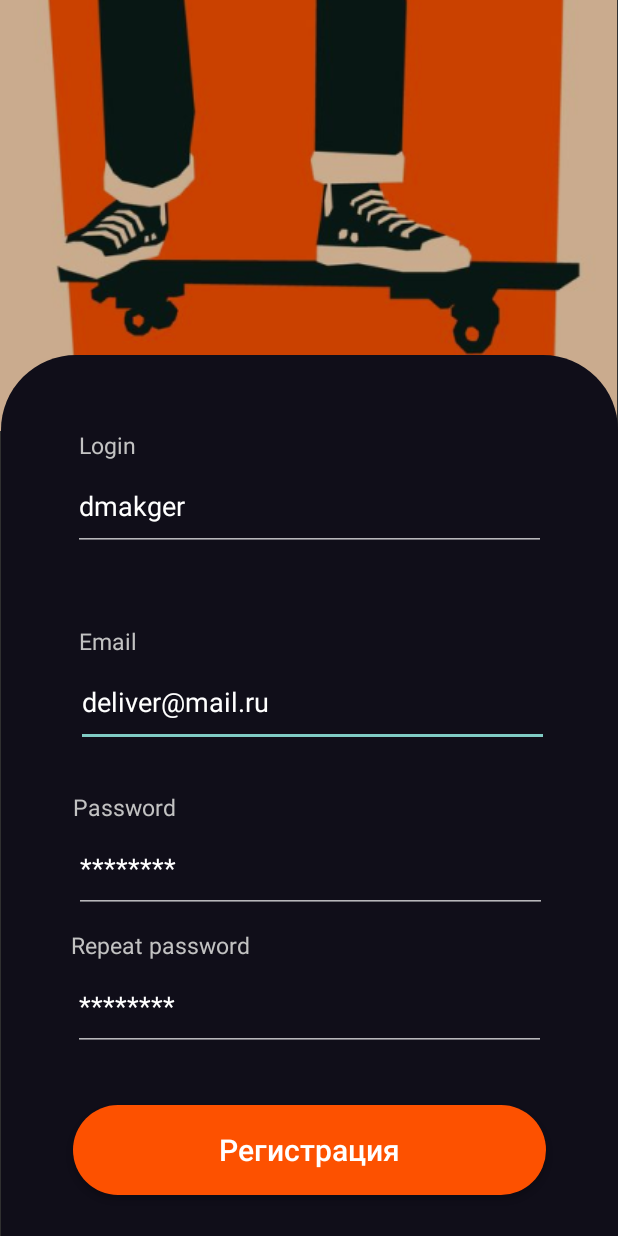
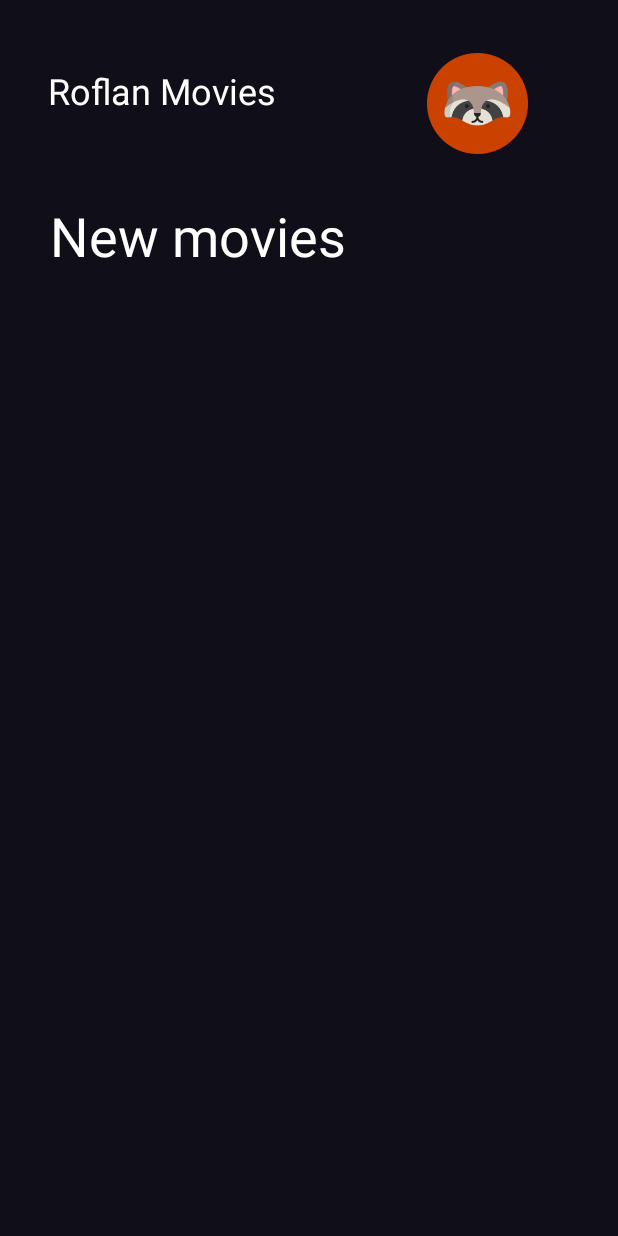
Before and after one commit to icefantik/RoflanMovies, an Android app: the MoviesActivity screen opened directly, with no data from a screen before it, on a phone screen of 412 x 824 dp. Run offline under Robolectric (Android 15) with nearby library versions, the phone set to English and light mode, and no system bars.

Commit message:
minor revisions

```diff
--- a/app/src/main/AndroidManifest.xml
+++ b/app/src/main/AndroidManifest.xml
@@ -18,8 +18,9 @@
                 <category android:name="android.intent.category.LAUNCHER" />
             </intent-filter>
         </activity>
-        <activity android:name=".SignInActivity" />
-        <activity android:name=".SignUpActivity" />
+        <activity android:name=".sign.in.SignInActivity" />
+        <activity android:name=".sign.up.SignUpActivity" />
+        <activity android:name=".MoviesActivity" />
     </application>
 
 </manifest>
--- a/app/src/main/java/com/example/roflanmovies/MainActivity.kt
+++ b/app/src/main/java/com/example/roflanmovies/MainActivity.kt
@@ -3,6 +3,8 @@
 import android.content.Intent
 import androidx.appcompat.app.AppCompatActivity
 import android.os.Bundle
+import com.example.roflanmovies.sign.`in`.SignInActivity
+import com.example.roflanmovies.sign.up.SignUpActivity
 
 class MainActivity : AppCompatActivity() {
     override fun onCreate(savedInstanceState: Bundle?) {
--- a/app/src/main/java/com/example/roflanmovies/SignUpActivity.kt
+++ b/app/src/main/java/com/example/roflanmovies/MoviesActivity.kt
@@ -3,9 +3,9 @@
 import android.os.Bundle
 import androidx.appcompat.app.AppCompatActivity
 
-class SignUpActivity : AppCompatActivity() {
+class MoviesActivity : AppCompatActivity() {
     override fun onCreate(savedInstanceState: Bundle?) {
         super.onCreate(savedInstanceState)
-        setContentView(R.layout.activity_sign_up_screen)
+        setContentView(R.layout.activity_movies_screen)
     }
 }
--- a/app/src/main/java/com/example/roflanmovies/SignInActivity.kt
+++ /dev/null
@@ -1,11 +0,0 @@
-package com.example.roflanmovies
-
-import android.os.Bundle
-import androidx.appcompat.app.AppCompatActivity
-
-class SignInActivity : AppCompatActivity() {
-    override fun onCreate(savedInstanceState: Bundle?) {
-        super.onCreate(savedInstanceState)
-        setContentView(R.layout.activity_sign_in_screen)
-    }
-}
--- /dev/null
+++ b/app/src/main/java/com/example/roflanmovies/sign/in/SignInActivity.kt
@@ -0,0 +1,20 @@
+package com.example.roflanmovies.sign.`in`
+
+import android.content.Intent
+import android.os.Bundle
+import android.view.View
+import androidx.appcompat.app.AppCompatActivity
+import com.example.roflanmovies.MoviesActivity
+import com.example.roflanmovies.R
+
+class SignInActivity : AppCompatActivity() {
+    override fun onCreate(savedInstanceState: Bundle?) {
+        super.onCreate(savedInstanceState)
+        setContentView(R.layout.activity_sign_in_screen)
+    }
+
+    fun onClickLogin(view: View) {
+        val intent = Intent(this@SignInActivity, MoviesActivity::class.java)
+        startActivity(intent)
+    }
+}
--- /dev/null
+++ b/app/src/main/java/com/example/roflanmovies/sign/up/SignUpActivity.kt
@@ -0,0 +1,20 @@
+package com.example.roflanmovies.sign.up
+
+import android.content.Intent
+import android.os.Bundle
+import android.view.View
+import androidx.appcompat.app.AppCompatActivity
+import com.example.roflanmovies.MoviesActivity
+import com.example.roflanmovies.R
+
+class SignUpActivity : AppCompatActivity() {
+    override fun onCreate(savedInstanceState: Bundle?) {
+        super.onCreate(savedInstanceState)
+        setContentView(R.layout.activity_sign_up_screen)
+    }
+
+    fun onClickReg(view: View) {
+        val intent = Intent(this@SignUpActivity, MoviesActivity::class.java)
+        startActivity(intent)
+    }
+}
--- /dev/null
+++ b/app/src/main/res/layout/activity_movies_screen.xml
@@ -0,0 +1,50 @@
+<?xml version="1.0" encoding="utf-8"?>
+<androidx.constraintlayout.widget.ConstraintLayout xmlns:android="http://schemas.android.com/apk/res/android"
+    xmlns:app="http://schemas.android.com/apk/res-auto"
+    xmlns:tools="http://schemas.android.com/tools"
+    android:layout_width="match_parent"
+    android:layout_height="match_parent"
+    android:background="#100E19">
+
+    <TextView
+        android:id="@+id/textView8"
+        android:layout_width="wrap_content"
+        android:layout_height="wrap_content"
+        android:layout_marginStart="33dp"
+        android:layout_marginTop="56dp"
+        android:text="New movies"
+        android:textColor="@color/white"
+        android:textSize="36dp"
+        app:layout_constraintEnd_toEndOf="parent"
+        app:layout_constraintHorizontal_bias="0.0"
+        app:layout_constraintStart_toStartOf="parent"
+        app:layout_constraintTop_toBottomOf="@+id/textView9" />
+
+    <TextView
+        android:id="@+id/textView9"
+        android:layout_width="wrap_content"
+        android:layout_height="wrap_content"
+        android:layout_marginStart="32dp"
+        android:layout_marginTop="44dp"
+        android:text="Roflan Movies"
+        android:textColor="@color/white"
+        android:textSize="24dp"
+        app:layout_constraintBottom_toTopOf="@+id/textView8"
+        app:layout_constraintStart_toStartOf="parent"
+        app:layout_constraintTop_toTopOf="parent"
+        app:layout_constraintVertical_bias="0.062" />
+
+    <ImageView
+        android:id="@+id/imageView3"
+        android:layout_width="75dp"
+        android:layout_height="67dp"
+        android:layout_marginTop="35dp"
+        android:layout_marginEnd="46dp"
+        app:layout_constraintEnd_toEndOf="parent"
+        app:layout_constraintHorizontal_bias="0.905"
+        app:layout_constraintStart_toEndOf="@+id/textView9"
+        app:layout_constraintTop_toTopOf="parent"
+        app:srcCompat="@drawable/logo" />
+
+
+</androidx.constraintlayout.widget.ConstraintLayout>
--- a/app/src/main/res/layout/activity_sign_up_screen.xml
+++ b/app/src/main/res/layout/activity_sign_up_screen.xml
@@ -12,8 +12,6 @@
         android:layout_marginBottom="-50dp"
         app:layout_constraintBottom_toTopOf="@+id/constraintLayout2"
         app:layout_constraintStart_toStartOf="parent"
-        app:layout_constraintTop_toTopOf="parent"
-        app:layout_constraintVertical_bias="0.0"
         app:srcCompat="@drawable/image_sign_up" />
 
     <androidx.constraintlayout.widget.ConstraintLayout
```
